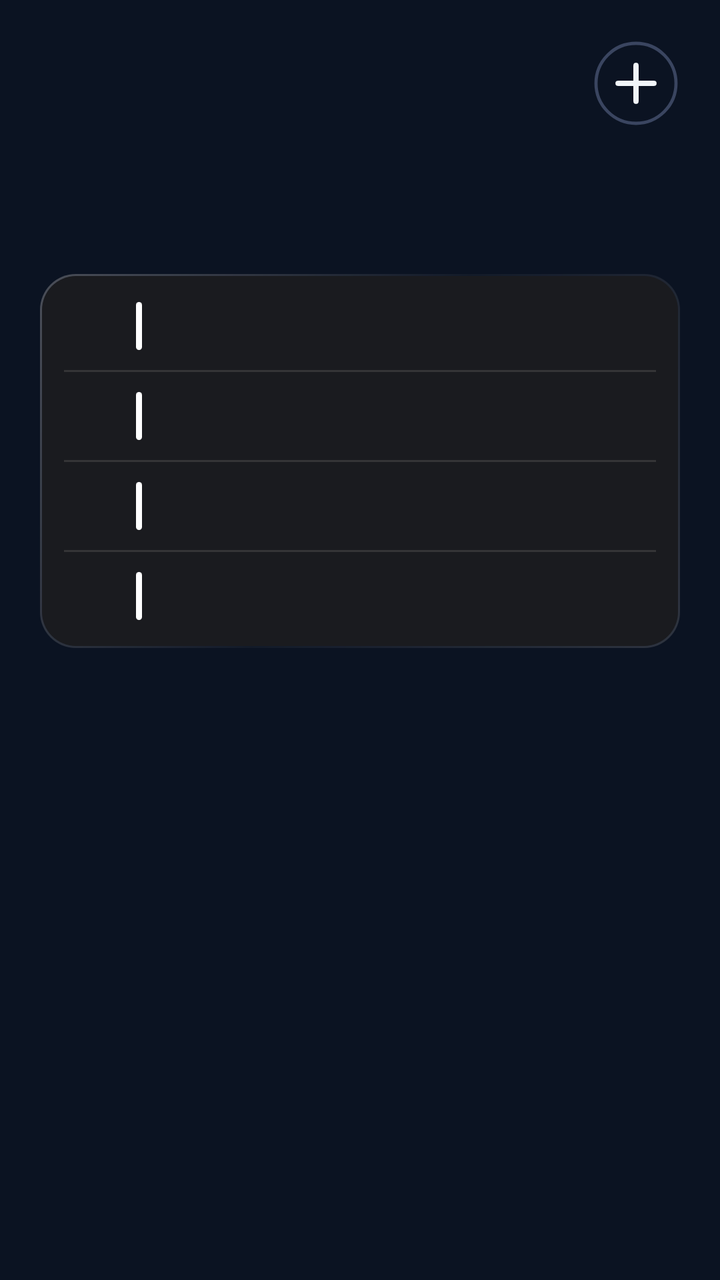
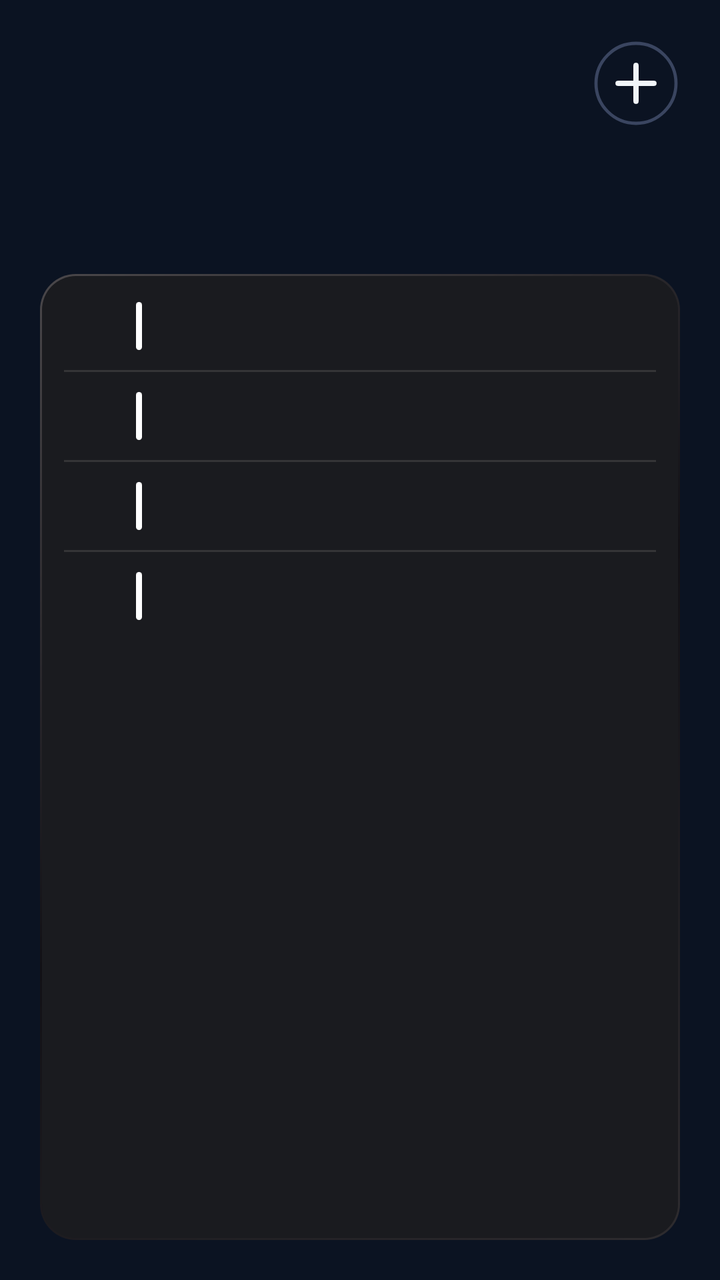

The first picture is an Android layout as it rendered before a commit; the second is the same layout after the commit. The layout source and the unified diff follow.
<!-- AndroidManifest.xml: application theme AppTheme -->
<!-- res/layout/cal_k4.xml -->
<?xml version="1.0" encoding="utf-8"?>
<FrameLayout
    xmlns:android="http://schemas.android.com/apk/res/android"
    android:id="@+id/root"
    android:layout_width="match_parent"
    android:layout_height="match_parent"
    android:padding="0dp">

    <ImageView
        android:id="@+id/cal_bg"
        android:layout_width="match_parent"
        android:layout_height="match_parent"
        android:importantForAccessibility="no"
        android:scaleType="fitXY" />
    <LinearLayout
        android:id="@+id/panel"
        android:layout_width="match_parent"
        android:layout_height="match_parent"
        android:background="@drawable/cal_panel"
        android:orientation="vertical"
        android:paddingStart="20dp"
        android:paddingTop="13dp"
        android:paddingEnd="20dp"
        android:paddingBottom="14dp">

        
        <LinearLayout
            android:layout_width="match_parent"
            android:layout_height="51dp"
            android:gravity="top"
            android:orientation="horizontal">
        
        <ImageView
            android:id="@+id/cal_day"
            android:layout_width="wrap_content"
            android:layout_height="33.4dp"
            android:layout_gravity="top"
            android:layout_marginTop="6.6dp"
            android:adjustViewBounds="true"
            android:scaleType="fitStart" />

            <LinearLayout
                android:layout_width="0dp"
                android:layout_height="wrap_content"
                android:layout_marginStart="12dp"
                android:layout_marginTop="2.5dp"
                android:layout_weight="1"
                android:orientation="vertical">
                <ImageView
                    android:id="@+id/cal_month"
                    android:layout_width="match_parent"
                    android:layout_height="23dp"
                    android:adjustViewBounds="true"
                    android:scaleType="fitStart" />
                <ImageView
                    android:id="@+id/cal_sub"
                    android:layout_width="match_parent"
                    android:layout_height="18dp"
                    android:adjustViewBounds="true"
                    android:layout_marginTop="2dp"
                    android:scaleType="fitStart" />
            </LinearLayout>

            <ImageView
                android:id="@+id/btn_add"
                android:layout_width="44dp"
                android:layout_height="44dp"
                android:layout_marginTop="6.6dp"
                android:contentDescription="New event"
                android:src="@drawable/ic_cal_add" />
        </LinearLayout>

        
        <LinearLayout
            android:layout_width="match_parent"
            android:layout_height="54dp"
            android:layout_marginTop="9.1dp"
            android:orientation="horizontal">
            <LinearLayout
                android:layout_width="40dp"
                android:layout_height="match_parent"
                android:orientation="vertical">
                
                <LinearLayout
                    android:id="@+id/wk_col_0"
                    android:layout_width="match_parent"
                    android:layout_height="match_parent"
                    android:gravity="center_horizontal"
                    android:orientation="vertical"
                    android:paddingTop="4dp">
                    <ImageView
                        android:id="@+id/wk_label_0"
                        android:layout_width="wrap_content"
                        android:layout_height="16dp"
                        android:adjustViewBounds="true"
                        android:scaleType="fitCenter" />
                    <ImageView
                        android:id="@+id/wk_num_0"
                        android:layout_width="wrap_content"
                        android:layout_height="34dp"
                        android:adjustViewBounds="true"
                        android:layout_marginTop="0dp"
                        android:scaleType="fitCenter" />
                </LinearLayout>
            </LinearLayout>
            <FrameLayout
                android:layout_width="0dp"
                android:layout_height="1dp"
                android:layout_weight="1" />
            <LinearLayout
                android:layout_width="40dp"
                android:layout_height="match_parent"
                android:orientation="vertical">
                
                <LinearLayout
                    android:id="@+id/wk_col_1"
                    android:layout_width="match_parent"
                    android:layout_height="match_parent"
                    android:gravity="center_horizontal"
                    android:orientation="vertical"
                    android:paddingTop="4dp">
                    <ImageView
                        android:id="@+id/wk_label_1"
                        android:layout_width="wrap_content"
                        android:layout_height="16dp"
                        android:adjustViewBounds="true"
                        android:scaleType="fitCenter" />
                    <ImageView
                        android:id="@+id/wk_num_1"
                        android:layout_width="wrap_content"
                        android:layout_height="34dp"
                        android:adjustViewBounds="true"
                        android:layout_marginTop="0dp"
                        android:scaleType="fitCenter" />
                </LinearLayout>
            </LinearLayout>
            <FrameLayout
                android:layout_width="0dp"
                android:layout_height="1dp"
                android:layout_weight="1" />
            <LinearLayout
                android:layout_width="40dp"
                android:layout_height="match_parent"
                android:orientation="vertical">
                
                <LinearLayout
                    android:id="@+id/wk_col_2"
                    android:layout_width="match_parent"
                    android:layout_height="match_parent"
                    android:gravity="center_horizontal"
                    android:orientation="vertical"
                    android:paddingTop="4dp">
                    <ImageView
                        android:id="@+id/wk_label_2"
                        android:layout_width="wrap_content"
                        android:layout_height="16dp"
                        android:adjustViewBounds="true"
                        android:scaleType="fitCenter" />
                    <ImageView
                        android:id="@+id/wk_num_2"
                        android:layout_width="wrap_content"
                        android:layout_height="34dp"
                        android:adjustViewBounds="true"
                        android:layout_marginTop="0dp"
                        android:scaleType="fitCenter" />
                </LinearLayout>
            </LinearLayout>
            <FrameLayout
                android:layout_width="0dp"
                android:layout_height="1dp"
                android:layout_weight="1" />
            <LinearLayout
                android:layout_width="40dp"
                android:layout_height="match_parent"
                android:orientation="vertical">
                
                <LinearLayout
                    android:id="@+id/wk_col_3"
                    android:layout_width="match_parent"
                    android:layout_height="match_parent"
                    android:gravity="center_horizontal"
                    android:orientation="vertical"
                    android:paddingTop="4dp">
                    <ImageView
                        android:id="@+id/wk_label_3"
                        android:layout_width="wrap_content"
                        android:layout_height="16dp"
                        android:adjustViewBounds="true"
                        android:scaleType="fitCenter" />
                    <ImageView
                        android:id="@+id/wk_num_3"
                        android:layout_width="wrap_content"
                        android:layout_height="34dp"
                        android:adjustViewBounds="true"
                        android:layout_marginTop="0dp"
                        android:scaleType="fitCenter" />
                </LinearLayout>
            </LinearLayout>
            <FrameLayout
                android:layout_width="0dp"
                android:layout_height="1dp"
                android:layout_weight="1" />
            <LinearLayout
                android:layout_width="40dp"
                android:layout_height="match_parent"
                android:orientation="vertical">
                
                <LinearLayout
                    android:id="@+id/wk_col_4"
                    android:layout_width="match_parent"
                    android:layout_height="match_parent"
                    android:gravity="center_horizontal"
                    android:orientation="vertical"
                    android:paddingTop="4dp">
                    <ImageView
                        android:id="@+id/wk_label_4"
                        android:layout_width="wrap_content"
                        android:layout_height="16dp"
                        android:adjustViewBounds="true"
                        android:scaleType="fitCenter" />
                    <ImageView
                        android:id="@+id/wk_num_4"
                        android:layout_width="wrap_content"
                        android:layout_height="34dp"
                        android:adjustViewBounds="true"
                        android:layout_marginTop="0dp"
                        android:scaleType="fitCenter" />
                </LinearLayout>
            </LinearLayout>
            <FrameLayout
                android:layout_width="0dp"
                android:layout_height="1dp"
                android:layout_weight="1" />
            <LinearLayout
                android:layout_width="40dp"
                android:layout_height="match_parent"
                android:orientation="vertical">
                
                <LinearLayout
                    android:id="@+id/wk_col_5"
                    android:layout_width="match_parent"
                    android:layout_height="match_parent"
                    android:gravity="center_horizontal"
                    android:orientation="vertical"
                    android:paddingTop="4dp">
                    <ImageView
                        android:id="@+id/wk_label_5"
                        android:layout_width="wrap_content"
                        android:layout_height="16dp"
                        android:adjustViewBounds="true"
                        android:scaleType="fitCenter" />
                    <ImageView
                        android:id="@+id/wk_num_5"
                        android:layout_width="wrap_content"
                        android:layout_height="34dp"
                        android:adjustViewBounds="true"
                        android:layout_marginTop="0dp"
                        android:scaleType="fitCenter" />
                </LinearLayout>
            </LinearLayout>
            <FrameLayout
                android:layout_width="0dp"
                android:layout_height="1dp"
                android:layout_weight="1" />
            <LinearLayout
                android:layout_width="40dp"
                android:layout_height="match_parent"
                android:orientation="vertical">
                
                <LinearLayout
                    android:id="@+id/wk_col_6"
                    android:layout_width="match_parent"
                    android:layout_height="match_parent"
                    android:gravity="center_horizontal"
                    android:orientation="vertical"
                    android:paddingTop="4dp">
                    <ImageView
                        android:id="@+id/wk_label_6"
                        android:layout_width="wrap_content"
                        android:layout_height="16dp"
                        android:adjustViewBounds="true"
                        android:scaleType="fitCenter" />
                    <ImageView
                        android:id="@+id/wk_num_6"
                        android:layout_width="wrap_content"
                        android:layout_height="34dp"
                        android:adjustViewBounds="true"
                        android:layout_marginTop="0dp"
                        android:scaleType="fitCenter" />
                </LinearLayout>
            </LinearLayout>
        </LinearLayout>


        
        <LinearLayout
            android:id="@+id/cal_events"
            android:layout_width="match_parent"
            android:layout_height="wrap_content"
            android:layout_marginTop="10dp"
            android:background="@drawable/cal_card"
            android:orientation="vertical"
            android:paddingTop="4dp"
            android:paddingBottom="4dp"
            android:paddingEnd="12dp">
            <LinearLayout
                android:id="@+id/cal_row_0"
                android:layout_width="match_parent"
                android:layout_height="44dp"
                android:gravity="center_vertical"
                android:orientation="horizontal">
                
                <LinearLayout
                    android:id="@+id/cal_day_0"
                    android:layout_width="44dp"
                    android:layout_height="wrap_content"
                    android:gravity="center_horizontal"
                    android:orientation="vertical">
                    <ImageView
                        android:id="@+id/cal_dname_0"
                        android:layout_width="wrap_content"
                        android:layout_height="12dp"
                        android:adjustViewBounds="true"
                        android:scaleType="fitCenter" />
                    <ImageView
                        android:id="@+id/cal_dnum_0"
                        android:layout_width="wrap_content"
                        android:layout_height="20dp"
                        android:adjustViewBounds="true"
                        android:scaleType="fitCenter" />
                </LinearLayout>
                <ImageView
                    android:id="@+id/cal_bar_0"
                    android:layout_width="3dp"
                    android:layout_height="24dp"
                    android:layout_marginStart="4dp"
                    android:layout_marginEnd="10dp"
                    android:scaleType="fitXY"
                    android:src="@drawable/cal_bar" />
                <LinearLayout
                    android:layout_width="0dp"
                    android:layout_height="wrap_content"
                    android:layout_weight="1"
                    android:orientation="vertical">
                    <ImageView
                        android:id="@+id/cal_title_0"
                        android:layout_width="match_parent"
                        android:layout_height="19dp"
                        android:adjustViewBounds="true"
                        android:scaleType="fitStart" />
                    <LinearLayout
                        android:layout_width="match_parent"
                        android:layout_height="wrap_content"
                        android:orientation="horizontal">
                        <ImageView
                            android:id="@+id/cal_time_0"
                            android:layout_width="wrap_content"
                            android:layout_height="14dp"
                            android:adjustViewBounds="true"
                            android:scaleType="fitStart" />
                        <ImageView
                            android:id="@+id/cal_hint_0"
                            android:layout_width="wrap_content"
                            android:layout_height="14dp"
                            android:adjustViewBounds="true"
                            android:layout_marginStart="8dp"
                            android:scaleType="fitStart" />
                    </LinearLayout>
                </LinearLayout>
            </LinearLayout>
            <ImageView
                android:id="@+id/cal_sep_1"
                android:layout_width="match_parent"
                android:layout_height="1dp"
                android:layout_marginStart="12dp"
                android:importantForAccessibility="no"
                android:scaleType="fitXY"
                android:src="@drawable/cur_div" />
            <LinearLayout
                android:id="@+id/cal_row_1"
                android:layout_width="match_parent"
                android:layout_height="44dp"
                android:gravity="center_vertical"
                android:orientation="horizontal">
                
                <LinearLayout
                    android:id="@+id/cal_day_1"
                    android:layout_width="44dp"
                    android:layout_height="wrap_content"
                    android:gravity="center_horizontal"
                    android:orientation="vertical">
                    <ImageView
                        android:id="@+id/cal_dname_1"
                        android:layout_width="wrap_content"
                        android:layout_height="12dp"
                        android:adjustViewBounds="true"
                        android:scaleType="fitCenter" />
                    <ImageView
                        android:id="@+id/cal_dnum_1"
                        android:layout_width="wrap_content"
                        android:layout_height="20dp"
                        android:adjustViewBounds="true"
                        android:scaleType="fitCenter" />
                </LinearLayout>
                <ImageView
                    android:id="@+id/cal_bar_1"
                    android:layout_width="3dp"
                    android:layout_height="24dp"
                    android:layout_marginStart="4dp"
                    android:layout_marginEnd="10dp"
                    android:scaleType="fitXY"
                    android:src="@drawable/cal_bar" />
                <LinearLayout
                    android:layout_width="0dp"
                    android:layout_height="wrap_content"
                    android:layout_weight="1"
                    android:orientation="vertical">
                    <ImageView
                        android:id="@+id/cal_title_1"
                        android:layout_width="match_parent"
                        android:layout_height="19dp"
                        android:adjustViewBounds="true"
                        android:scaleType="fitStart" />
                    <LinearLayout
                        android:layout_width="match_parent"
                        android:layout_height="wrap_content"
                        android:orientation="horizontal">
                        <ImageView
                            android:id="@+id/cal_time_1"
                            android:layout_width="wrap_content"
                            android:layout_height="14dp"
                            android:adjustViewBounds="true"
                            android:scaleType="fitStart" />
                        <ImageView
                            android:id="@+id/cal_hint_1"
                            android:layout_width="wrap_content"
                            android:layout_height="14dp"
                            android:adjustViewBounds="true"
                            android:layout_marginStart="8dp"
                            android:scaleType="fitStart" />
                    </LinearLayout>
                </LinearLayout>
            </LinearLayout>
            <ImageView
                android:id="@+id/cal_sep_2"
                android:layout_width="match_parent"
                android:layout_height="1dp"
                android:layout_marginStart="12dp"
                android:importantForAccessibility="no"
                android:scaleType="fitXY"
                android:src="@drawable/cur_div" />
            <LinearLayout
                android:id="@+id/cal_row_2"
                android:layout_width="match_parent"
                android:layout_height="44dp"
                android:gravity="center_vertical"
                android:orientation="horizontal">
                
                <LinearLayout
                    android:id="@+id/cal_day_2"
                    android:layout_width="44dp"
                    android:layout_height="wrap_content"
                    android:gravity="center_horizontal"
                    android:orientation="vertical">
                    <ImageView
                        android:id="@+id/cal_dname_2"
                        android:layout_width="wrap_content"
                        android:layout_height="12dp"
                        android:adjustViewBounds="true"
                        android:scaleType="fitCenter" />
                    <ImageView
                        android:id="@+id/cal_dnum_2"
                        android:layout_width="wrap_content"
                        android:layout_height="20dp"
                        android:adjustViewBounds="true"
                        android:scaleType="fitCenter" />
                </LinearLayout>
                <ImageView
                    android:id="@+id/cal_bar_2"
                    android:layout_width="3dp"
                    android:layout_height="24dp"
                    android:layout_marginStart="4dp"
                    android:layout_marginEnd="10dp"
                    android:scaleType="fitXY"
                    android:src="@drawable/cal_bar" />
                <LinearLayout
                    android:layout_width="0dp"
                    android:layout_height="wrap_content"
                    android:layout_weight="1"
                    android:orientation="vertical">
                    <ImageView
                        android:id="@+id/cal_title_2"
                        android:layout_width="match_parent"
                        android:layout_height="19dp"
                        android:adjustViewBounds="true"
                        android:scaleType="fitStart" />
                    <LinearLayout
                        android:layout_width="match_parent"
                        android:layout_height="wrap_content"
                        android:orientation="horizontal">
                        <ImageView
                            android:id="@+id/cal_time_2"
                            android:layout_width="wrap_content"
                            android:layout_height="14dp"
                            android:adjustViewBounds="true"
                            android:scaleType="fitStart" />
                        <ImageView
                            android:id="@+id/cal_hint_2"
                            android:layout_width="wrap_content"
                            android:layout_height="14dp"
                            android:adjustViewBounds="true"
                            android:layout_marginStart="8dp"
                            android:scaleType="fitStart" />
                    </LinearLayout>
                </LinearLayout>
            </LinearLayout>
            <ImageView
                android:id="@+id/cal_sep_3"
                android:layout_width="match_parent"
                android:layout_height="1dp"
                android:layout_marginStart="12dp"
                android:importantForAccessibility="no"
                android:scaleType="fitXY"
                android:src="@drawable/cur_div" />
            <LinearLayout
                android:id="@+id/cal_row_3"
                android:layout_width="match_parent"
                android:layout_height="44dp"
                android:gravity="center_vertical"
                android:orientation="horizontal">
                
                <LinearLayout
                    android:id="@+id/cal_day_3"
                    android:layout_width="44dp"
                    android:layout_height="wrap_content"
                    android:gravity="center_horizontal"
                    android:orientation="vertical">
                    <ImageView
                        android:id="@+id/cal_dname_3"
                        android:layout_width="wrap_content"
                        android:layout_height="12dp"
                        android:adjustViewBounds="true"
                        android:scaleType="fitCenter" />
                    <ImageView
                        android:id="@+id/cal_dnum_3"
                        android:layout_width="wrap_content"
                        android:layout_height="20dp"
                        android:adjustViewBounds="true"
                        android:scaleType="fitCenter" />
                </LinearLayout>
                <ImageView
                    android:id="@+id/cal_bar_3"
                    android:layout_width="3dp"
                    android:layout_height="24dp"
                    android:layout_marginStart="4dp"
                    android:layout_marginEnd="10dp"
                    android:scaleType="fitXY"
                    android:src="@drawable/cal_bar" />
                <LinearLayout
                    android:layout_width="0dp"
                    android:layout_height="wrap_content"
                    android:layout_weight="1"
                    android:orientation="vertical">
                    <ImageView
                        android:id="@+id/cal_title_3"
                        android:layout_width="match_parent"
                        android:layout_height="19dp"
                        android:adjustViewBounds="true"
                        android:scaleType="fitStart" />
                    <LinearLayout
                        android:layout_width="match_parent"
                        android:layout_height="wrap_content"
                        android:orientation="horizontal">
                        <ImageView
                            android:id="@+id/cal_time_3"
                            android:layout_width="wrap_content"
                            android:layout_height="14dp"
                            android:adjustViewBounds="true"
                            android:scaleType="fitStart" />
                        <ImageView
                            android:id="@+id/cal_hint_3"
                            android:layout_width="wrap_content"
                            android:layout_height="14dp"
                            android:adjustViewBounds="true"
                            android:layout_marginStart="8dp"
                            android:scaleType="fitStart" />
                    </LinearLayout>
                </LinearLayout>
            </LinearLayout>
        </LinearLayout>
    </LinearLayout>
</FrameLayout>
<!-- resources referenced by this layout -->
<resources>
  <!-- drawable cal_bar (drawable) -->
  <?xml version="1.0" encoding="utf-8"?>
  <shape xmlns:android="http://schemas.android.com/apk/res/android" android:shape="rectangle">
      <solid android:color="#FFFFFFFF" />
      <corners android:radius="2dp" />
  </shape>
  <!-- drawable cal_card (drawable) -->
  <?xml version="1.0" encoding="utf-8"?>
  <layer-list xmlns:android="http://schemas.android.com/apk/res/android">
      <item>
          <shape android:shape="rectangle">
              <corners android:radius="18dp" />
              <gradient
                  android:angle="315"
                  android:centerColor="#08F3ECE8"
                  android:endColor="#26F3ECE8"
                  android:startColor="#45F3ECE8" />
          </shape>
      </item>
      <item
          android:bottom="1dp"
          android:left="1dp"
          android:right="1dp"
          android:top="1dp">
          <shape android:shape="rectangle">
              <corners android:radius="17dp" />
              <solid android:color="#FF1A1B1F" />
          </shape>
      </item>
  </layer-list>
  <!-- drawable cal_panel (drawable) -->
  <?xml version="1.0" encoding="utf-8"?>
  <shape xmlns:android="http://schemas.android.com/apk/res/android" android:shape="rectangle">
      <solid android:color="#00000000" />
      <corners android:radius="@dimen/widget_radius" />
  </shape>
  <!-- drawable cur_div (drawable) -->
  <?xml version="1.0" encoding="utf-8"?>
  <shape xmlns:android="http://schemas.android.com/apk/res/android" android:shape="rectangle">
      <solid android:color="#1FF0EBE4" />
  </shape>
  <!-- drawable ic_cal_add (drawable) -->
  <?xml version="1.0" encoding="utf-8"?>
  <vector xmlns:android="http://schemas.android.com/apk/res/android"
      android:width="44dp"
      android:height="44dp"
      android:viewportWidth="44"
      android:viewportHeight="44">
      <path
          android:pathData="M22,22m-20,0a20,20 0,1 1,40 0a20,20 0,1 1,-40 0"
          android:strokeColor="#FF3A4560"
          android:strokeWidth="1.6" />
      <path
          android:pathData="M13,22L31,22M22,13L22,31"
          android:strokeColor="#FFF1F5F9"
          android:strokeLineCap="round"
          android:strokeWidth="2.6" />
  </vector>
  <style name="AppTheme" parent="@android:style/Theme.DeviceDefault.NoActionBar">
          <item name="android:colorAccent">#DF8B35</item>
          <item name="android:colorControlActivated">#DF8B35</item>
          <item name="android:windowBackground">#0B1322</item>
          <item name="android:statusBarColor">#0E111A</item>
          <item name="android:navigationBarColor">#0B1322</item>
          <item name="android:textColorHint">#718096</item>
      </style>
  <dimen name="widget_radius">28dp</dimen>
</resources>

<!-- the commit's change to res/layout/cal_k4.xml (unified diff, before → after) -->
@@ -21,7 +21,7 @@
         android:paddingStart="20dp"
         android:paddingTop="13dp"
         android:paddingEnd="20dp"
-        android:paddingBottom="14dp">
+        android:paddingBottom="20dp">
 
         
         <LinearLayout
@@ -296,7 +296,8 @@
         <LinearLayout
             android:id="@+id/cal_events"
             android:layout_width="match_parent"
-            android:layout_height="wrap_content"
+            android:layout_height="0dp"
+            android:layout_weight="1"
             android:layout_marginTop="10dp"
             android:background="@drawable/cal_card"
             android:orientation="vertical"
<!-- resource entries referenced after the edit -->
@@ -14,9 +14,9 @@
               <corners android:radius="18dp" />
               <gradient
                   android:angle="315"
-                  android:centerColor="#08F3ECE8"
-                  android:endColor="#26F3ECE8"
-                  android:startColor="#45F3ECE8" />
+                  android:centerColor="#FF121116"
+                  android:endColor="#FF2E2C2F"
+                  android:startColor="#FF4A474A" />
           </shape>
       </item>
       <item
